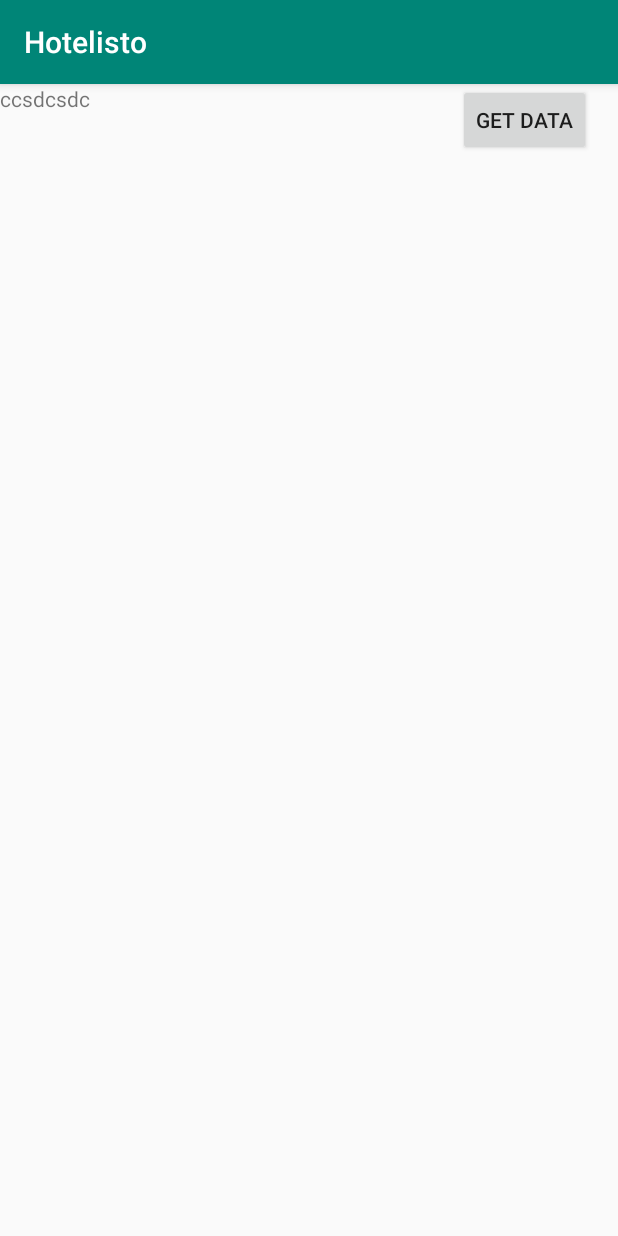
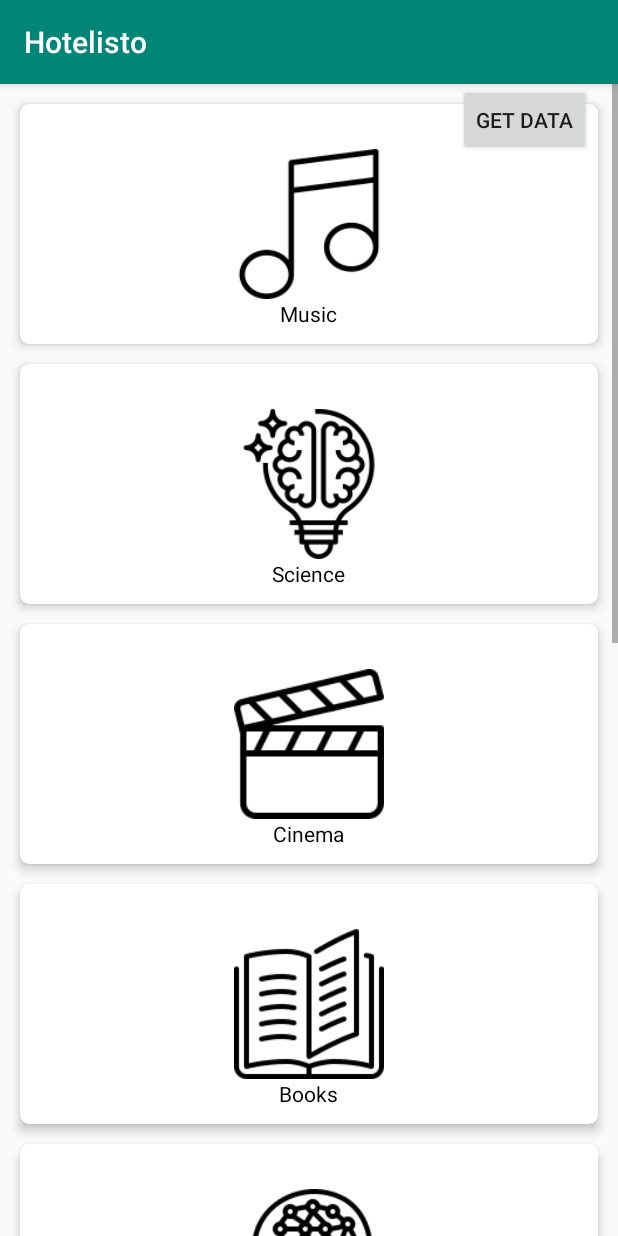
Before and after one commit to EningApps/hotelapp, an Android app: the fragment FragmentOnboarding1 placed in its activity, on a phone screen of 412 x 824 dp. Run offline under Robolectric (Android 15) with nearby library versions, the phone set to English and light mode, and no system bars; our stand-ins replace RxJava; 2 statements that could not run were skipped.

Commit message:
added onboarding1 recylcer view items

```diff
--- a/app/src/main/java/com/eningapps/hotelisto/adapter/OnboardingAdapter1.kt
+++ b/app/src/main/java/com/eningapps/hotelisto/adapter/OnboardingAdapter1.kt
@@ -36,7 +36,7 @@ class OnboardingAdapter1(
     }
 
     override fun onBindViewHolder(holder: OnboardingListItemViewHolder, position: Int) {
-        holder.setImage(items[position].iconId)
-        holder.setText(items[position].title)
+        holder.iconImage.setImageResource(items[position].iconId)
+        holder.iconText.text = items[position].title
     }
 }
--- a/app/src/main/java/com/eningapps/hotelisto/fragments/FragmentOnboarding1.kt
+++ b/app/src/main/java/com/eningapps/hotelisto/fragments/FragmentOnboarding1.kt
@@ -5,8 +5,10 @@ import android.support.v4.app.Fragment
 import android.view.LayoutInflater
 import android.view.View
 import android.view.ViewGroup
-
 import com.eningapps.hotelisto.R
+import com.eningapps.hotelisto.adapter.OnboardingAdapter1
+import com.eningapps.hotelisto.utils.AutoFitGridLayoutManager
+import com.eningapps.hotelisto.utils.SpacesItemDecoration
 import kotlinx.android.synthetic.main.fragment_onboarding_1.*
 
 
@@ -20,6 +22,13 @@ class FragmentOnboarding1 : Fragment() {
     }
 
     override fun onViewCreated(view: View, savedInstanceState: Bundle?) {
-        recyclerView
+        val adaper = OnboardingAdapter1(recyclerView.context)
+
+        val layoutManager = AutoFitGridLayoutManager(recyclerView.context, 500)
+        recyclerView.layoutManager = layoutManager
+
+        recyclerView.adapter = adaper
+        recyclerView.addItemDecoration(SpacesItemDecoration(20));
+        recyclerView.setHasFixedSize(true)
     }
 }
--- /dev/null
+++ b/app/src/main/java/com/eningapps/hotelisto/utils/AutoFitGridLayoutManager.java
@@ -0,0 +1,40 @@
+package com.eningapps.hotelisto.utils;
+
+import android.content.Context;
+import android.support.v7.widget.GridLayoutManager;
+import android.support.v7.widget.RecyclerView;
+
+public class AutoFitGridLayoutManager extends GridLayoutManager {
+
+    private int columnWidth;
+    private boolean columnWidthChanged = true;
+
+    public AutoFitGridLayoutManager(Context context, int columnWidth) {
+        super(context, 1);
+
+        setColumnWidth(columnWidth);
+    }
+
+    public void setColumnWidth(int newColumnWidth) {
+        if (newColumnWidth > 0 && newColumnWidth != columnWidth) {
+            columnWidth = newColumnWidth;
+            columnWidthChanged = true;
+        }
+    }
+
+    @Override
+    public void onLayoutChildren(RecyclerView.Recycler recycler, RecyclerView.State state) {
+        if (columnWidthChanged && columnWidth > 0) {
+            int totalSpace;
+            if (getOrientation() == VERTICAL) {
+                totalSpace = getWidth() - getPaddingRight() - getPaddingLeft();
+            } else {
+                totalSpace = getHeight() - getPaddingTop() - getPaddingBottom();
+            }
+            int spanCount = Math.max(1, totalSpace / columnWidth);
+            setSpanCount(spanCount);
+            columnWidthChanged = false;
+        }
+        super.onLayoutChildren(recycler, state);
+    }
+}
--- /dev/null
+++ b/app/src/main/java/com/eningapps/hotelisto/utils/SpacesItemDecoration.java
@@ -0,0 +1,28 @@
+package com.eningapps.hotelisto.utils;
+
+import android.graphics.Rect;
+import android.support.v7.widget.RecyclerView;
+import android.view.View;
+
+public class SpacesItemDecoration extends RecyclerView.ItemDecoration {
+    private int space;
+
+    public SpacesItemDecoration(int space) {
+        this.space = space;
+    }
+
+    @Override
+    public void getItemOffsets(Rect outRect, View view,
+                               RecyclerView parent, RecyclerView.State state) {
+        outRect.left = space;
+        outRect.right = space;
+        outRect.bottom = space;
+
+        // Add top margin only for the first item to avoid double space between items
+        if (parent.getChildLayoutPosition(view) == 0) {
+            outRect.top = space;
+        } else {
+            outRect.top = 0;
+        }
+    }
+}
--- /dev/null
+++ b/app/src/main/java/com/eningapps/hotelisto/utils/Utils.kt
@@ -0,0 +1 @@
+package com.eningapps.hotelisto.utils
--- a/app/src/main/java/com/eningapps/hotelisto/view/OnboardingListItemViewHolder.kt
+++ b/app/src/main/java/com/eningapps/hotelisto/view/OnboardingListItemViewHolder.kt
@@ -4,22 +4,10 @@ import android.support.v7.widget.RecyclerView
 import android.view.View
 import android.widget.ImageView
 import android.widget.TextView
-import com.bumptech.glide.Glide
 import kotlinx.android.synthetic.main.item_onboarding_list.view.*
 
 class OnboardingListItemViewHolder(view: View) : RecyclerView.ViewHolder(view) {
 
-    val iconImage: ImageView = view.iconImage
-    val iconText: TextView = view.iconText
-
-    fun setImage(id: Int) {
-        Glide.with(iconImage)
-            .load(id)
-            .into(iconImage)
-    }
-
-    fun setText(text: String) {
-        iconText.text = text
-    }
-
+    val iconImage: ImageView = view.imageView
+    val iconText: TextView = view.textView
 }
--- a/app/src/main/res/layout/fragment_onboarding_1.xml
+++ b/app/src/main/res/layout/fragment_onboarding_1.xml
@@ -1,14 +1,14 @@
 <?xml version="1.0" encoding="utf-8"?>
 <LinearLayout xmlns:android="http://schemas.android.com/apk/res/android"
               android:layout_width="match_parent"
-              android:layout_height="match_parent">
-
-    <TextView android:layout_width="wrap_content" android:layout_height="wrap_content"
-              android:text="ccsdcsdc"/>
+              android:layout_height="match_parent"
+              android:orientation="vertical">
 
     <android.support.v7.widget.RecyclerView
             android:id="@+id/recyclerView"
             android:layout_width="match_parent"
-            android:layout_height="match_parent"/>
+            android:layout_height="match_parent"
+            android:scrollbars="vertical"
+    />
 
 </LinearLayout>
--- a/app/src/main/res/layout/item_onboarding_list.xml
+++ b/app/src/main/res/layout/item_onboarding_list.xml
@@ -1,24 +1,34 @@
 <?xml version="1.0" encoding="utf-8"?>
-<FrameLayout
+
+<android.support.v7.widget.CardView
         xmlns:android="http://schemas.android.com/apk/res/android"
-        android:layout_width="wrap_content"
-        android:layout_margin="16dp"
-        android:layout_height="wrap_content">
+        xmlns:card_view="http://schemas.android.com/apk/res-auto"
+        android:id="@+id/cardView"
+        android:layout_width="match_parent"
+        android:layout_height="160dp"
+        card_view:cardCornerRadius="6dp"
+        card_view:cardElevation="4dp"
+        card_view:cardMaxElevation="6dp">
 
-    <LinearLayout android:layout_width="match_parent"
-                  android:layout_height="match_parent"
-                  android:orientation="vertical">
+    <RelativeLayout
+            android:layout_width="match_parent"
+            android:layout_height="match_parent"
+            android:orientation="vertical"
+            android:layout_gravity="center">
 
         <ImageView
-                android:id="@+id/iconImage"
-                android:layout_gravity="center"
+                android:id="@+id/imageView"
+                android:layout_width="100dp"
+                android:layout_height="100dp"
+                android:layout_centerInParent="true"
+                android:src="@drawable/actor"/>
+        <TextView
+                android:id="@+id/textView"
                 android:layout_width="wrap_content"
-                android:layout_height="wrap_content"/>
-
-        <TextView
-                android:id="@+id/iconText"
-                android:layout_width="match_parent"
+                android:layout_height="wrap_content"
+                android:layout_centerHorizontal="true"
                 android:text="TEST"
-                android:layout_height="wrap_content"/>
-    </LinearLayout>
-</FrameLayout>
+                android:textColor="@android:color/black"
+                android:layout_below="@+id/imageView"/>
+    </RelativeLayout>
+</android.support.v7.widget.CardView>
--- a/app/src/main/res/values/colors.xml
+++ b/app/src/main/res/values/colors.xml
@@ -3,4 +3,5 @@
     <color name="colorPrimary">#008577</color>
     <color name="colorPrimaryDark">#00574B</color>
     <color name="colorAccent">#D81B60</color>
+    <color name="black">#000000</color>
 </resources>
--- /dev/null
+++ b/app/src/main/res/values/dimens.xml
@@ -0,0 +1,4 @@
+<?xml version="1.0" encoding="utf-8"?>
+<resources>
+    <dimen name="onboarding_item_text_size">22sp</dimen>
+</resources>
```
